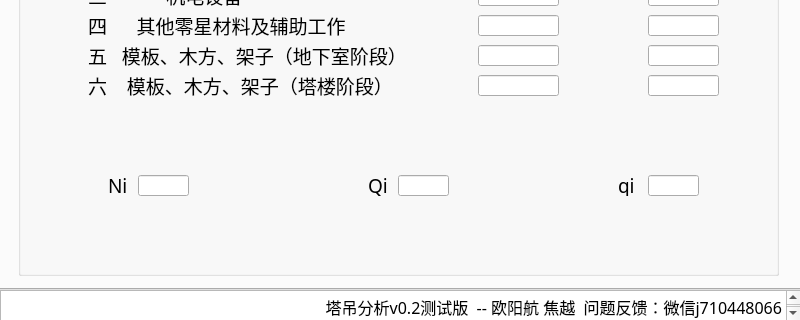
Old version of the form widget.ui in the repository jiaosss/Tower_crane; both pictures show x 0 to 800 and y 280 to 600 of the 800 by 600 pixel window.
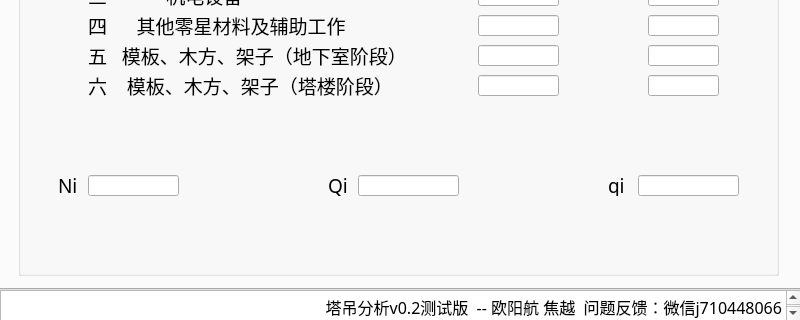
New version of the form. The open tabs and pages were chosen to show the change.

Commit message: v0.2测试版 修改窗口名称，尝试编写默认显示（失败），调整界面布局

```diff
--- a/widget.ui
+++ b/widget.ui
@@ -1357,7 +1357,7 @@
      <widget class="QLabel" name="label_29">
       <property name="geometry">
        <rect>
-        <x>90</x>
+        <x>40</x>
         <y>280</y>
         <width>21</width>
         <height>21</height>
@@ -1376,9 +1376,9 @@
      <widget class="QLineEdit" name="lineEdit_ni">
       <property name="geometry">
        <rect>
-        <x>120</x>
+        <x>70</x>
         <y>280</y>
-        <width>51</width>
+        <width>91</width>
         <height>21</height>
        </rect>
       </property>
@@ -1386,7 +1386,7 @@
      <widget class="QLabel" name="label_31">
       <property name="geometry">
        <rect>
-        <x>350</x>
+        <x>310</x>
         <y>280</y>
         <width>21</width>
         <height>21</height>
@@ -1405,9 +1405,9 @@
      <widget class="QLineEdit" name="lineEdit_qi1">
       <property name="geometry">
        <rect>
-        <x>380</x>
+        <x>340</x>
         <y>280</y>
-        <width>51</width>
+        <width>101</width>
         <height>21</height>
        </rect>
       </property>
@@ -1415,7 +1415,7 @@
      <widget class="QLabel" name="label_33">
       <property name="geometry">
        <rect>
-        <x>600</x>
+        <x>590</x>
         <y>280</y>
         <width>21</width>
         <height>21</height>
@@ -1434,9 +1434,9 @@
      <widget class="QLineEdit" name="lineEdit_qi2">
       <property name="geometry">
        <rect>
-        <x>630</x>
+        <x>620</x>
         <y>280</y>
-        <width>51</width>
+        <width>101</width>
         <height>21</height>
        </rect>
       </property>
```
Left out of the diff: 24 changed lines with no effect on the pictures. The commit also changes 4 other files.
